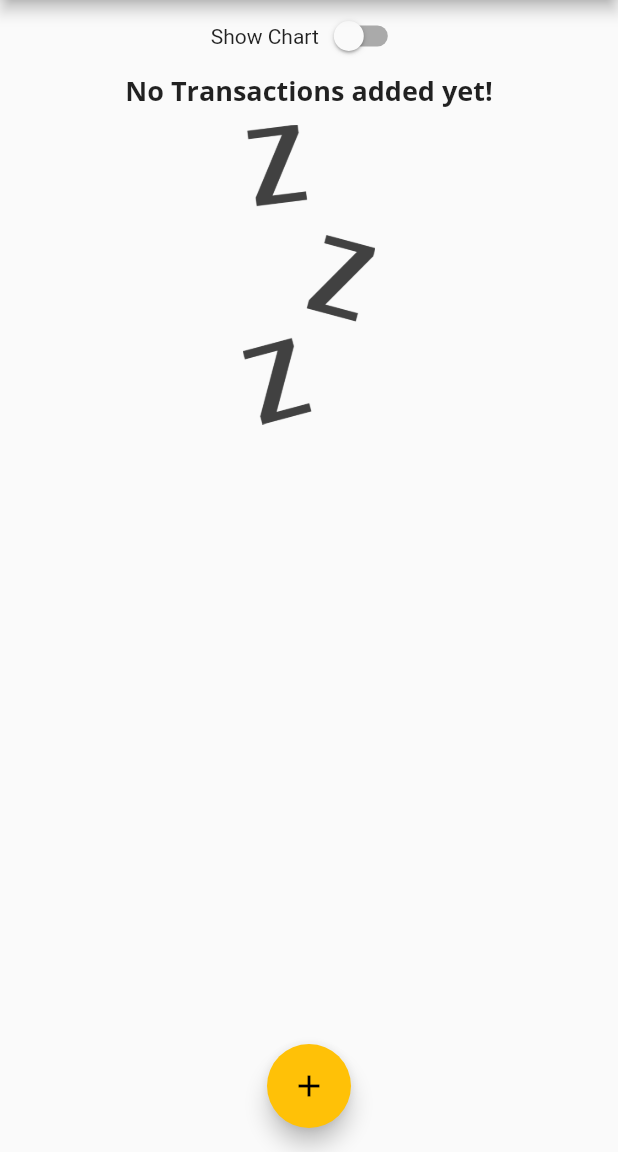
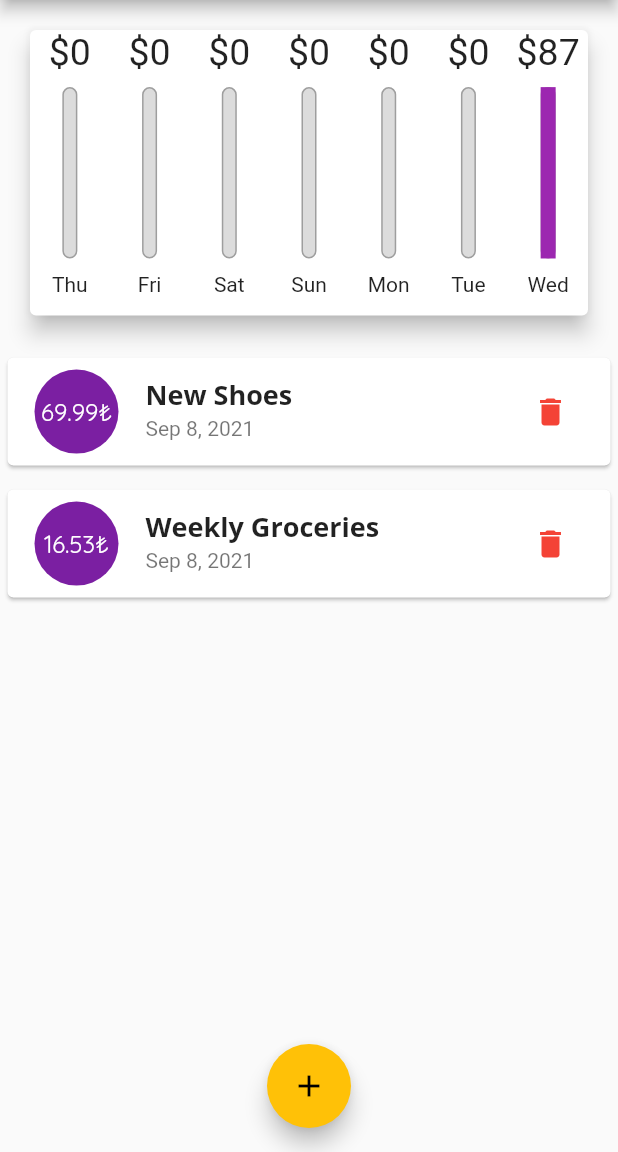
Before and after one commit to sarikayarslan/-Flutter-PersonalExpenses, a Flutter app: the screen it shows after launch, on a phone screen of 412 x 824 dp, the part 84-1236 px from its top. Run offline on Flutter 3.47's test engine with Material 2 defaults, Android fonts, the phone set to English and light mode, and no system bars.

Commit message:
AdaptiveDeleteButton

```diff
--- a/lib/main.dart
+++ b/lib/main.dart
@@ -1,3 +1,4 @@
+import 'dart:io';
 import 'package:flutter/material.dart';
 import 'package:flutter/services.dart';
 import 'package:intl/intl.dart';
@@ -54,13 +55,13 @@ class MyHomePage extends StatefulWidget {
 
 class _MyHomePageState extends State<MyHomePage> {
   final List<Transaction> _userTransactions = [
-    // Transaction(
-    //     id: 't1', title: 'New Shoes', amount: 69.99, date: DateTime.now()),
-    // Transaction(
-    //     id: 't2',
-    //     title: 'Weekly Groceries',
-    //     amount: 16.53,
-    //     date: DateTime.now())
+    Transaction(
+        id: 't1', title: 'New Shoes', amount: 69.99, date: DateTime.now()),
+    Transaction(
+        id: 't2',
+        title: 'Weekly Groceries',
+        amount: 16.53,
+        date: DateTime.now())
   ];
   bool _showChart = false;
   List<Transaction> get _recentTransactions {
@@ -92,8 +93,7 @@ class _MyHomePageState extends State<MyHomePage> {
           return GestureDetector(
               onTap: () {},
               behavior: HitTestBehavior.opaque,
-              child: SingleChildScrollView(
-                  child: NewTransaction(_addNewTransaction)));
+              child: NewTransaction(_addNewTransaction));
         });
   }
 
@@ -105,6 +105,8 @@ class _MyHomePageState extends State<MyHomePage> {
 
   @override
   Widget build(BuildContext context) {
+    final isLandscape =
+        MediaQuery.of(context).orientation == Orientation.landscape;
     final appBar = AppBar(
       title: Text("Personal Expenses"),
       actions: [
@@ -113,6 +115,11 @@ class _MyHomePageState extends State<MyHomePage> {
             icon: Icon(Icons.add))
       ],
     );
+    final txListWidget = Container(
+        height:
+            (MediaQuery.of(context).size.height - appBar.preferredSize.height) *
+                0.7,
+        child: TransactionList(_userTransactions, _deleteTransaction));
     return Scaffold(
       appBar: appBar,
       body: SingleChildScrollView(
@@ -120,6 +127,7 @@ class _MyHomePageState extends State<MyHomePage> {
           // mainAxisAlignment: MainAxisAlignment.start,
           crossAxisAlignment: CrossAxisAlignment.stretch,
           children: [
+            if (isLandscape)
               Row(
                 mainAxisAlignment: MainAxisAlignment.center,
                 children: [
@@ -133,25 +141,32 @@ class _MyHomePageState extends State<MyHomePage> {
                       })
                 ],
               ),
-            _showChart
-                ? Container(
-
+            if (!isLandscape)
+              Container(
                 height: (MediaQuery.of(context).size.height -
                         appBar.preferredSize.height -
                         MediaQuery.of(context).padding.top) *
                     0.3,
-                    child: Chart(_recentTransactions))
-                : Container(
+                child: Chart(_recentTransactions),
+              ),
+            if (!isLandscape) txListWidget,
+            if (isLandscape)
+              _showChart
+                  ? Container(
                       height: (MediaQuery.of(context).size.height -
-                            appBar.preferredSize.height) *
+                              appBar.preferredSize.height -
+                              MediaQuery.of(context).padding.top) *
                           0.7,
-                    child:
-                        TransactionList(_userTransactions, _deleteTransaction)),
+                      child: Chart(_recentTransactions),
+                    )
+                  : txListWidget
           ],
         ),
       ),
       floatingActionButtonLocation: FloatingActionButtonLocation.centerFloat,
-      floatingActionButton: FloatingActionButton(
+      floatingActionButton: Platform.isIOS
+          ? Container()
+          : FloatingActionButton(
               onPressed: () => _startAddNewTransaction(context),
               child: Icon(Icons.add),
             ),
--- a/lib/widgets/new_transaction.dart
+++ b/lib/widgets/new_transaction.dart
@@ -16,16 +16,16 @@ class _NewTransactionState extends State<NewTransaction> {
   DateTime? _selectedDate;
 
   void _submitData() {
-    if(_amountController.text.isEmpty){
+    if (_amountController.text.isEmpty) {
       return;
     }
     final enteredTitle = _titleController.text;
     final enteredAmount = double.parse(_amountController.text);
-    if (enteredTitle.isEmpty || enteredAmount <= 0 || _selectedDate==null) {
+    if (enteredTitle.isEmpty || enteredAmount <= 0 || _selectedDate == null) {
       return;
     }
 
-    widget.addTx(enteredTitle, enteredAmount,_selectedDate);
+    widget.addTx(enteredTitle, enteredAmount, _selectedDate);
     Navigator.of(context).pop();
   }
 
@@ -48,10 +48,15 @@ class _NewTransactionState extends State<NewTransaction> {
 
   @override
   Widget build(BuildContext context) {
-    return Card(
+    return SingleChildScrollView(
+      child: Card(
         elevation: 5,
         child: Container(
-        padding: EdgeInsets.all(10),
+          padding: EdgeInsets.only(
+              top: 10,
+              left: 10,
+              right: 10,
+              bottom: MediaQuery.of(context).viewInsets.bottom + 10),
           child: Column(
             crossAxisAlignment: CrossAxisAlignment.end,
             children: <Widget>[
@@ -75,7 +80,8 @@ class _NewTransactionState extends State<NewTransaction> {
                     Expanded(
                       child: Text(_selectedDate == null
                           ? 'No Date Chosen!'
-                        : "Picked Date : " +DateFormat.yMd().format(_selectedDate!)),
+                          : "Picked Date : " +
+                              DateFormat.yMd().format(_selectedDate!)),
                     ),
                     FlatButton(
                       onPressed: _presentDatePicker,
@@ -101,6 +107,7 @@ class _NewTransactionState extends State<NewTransaction> {
             ],
           ),
         ),
+      ),
     );
   }
 }
--- a/lib/widgets/transaction_list.dart
+++ b/lib/widgets/transaction_list.dart
@@ -13,7 +13,8 @@ class TransactionList extends StatelessWidget {
     return Container(
       height: MediaQuery.of(context).size.height * 0.6,
       child: transactions.isEmpty
-          ? Column(
+          ? LayoutBuilder(builder: (ctx, constraints) {
+              return Column(
                 children: [
                   Text(
                     "No Transactions added yet!",
@@ -23,14 +24,15 @@ class TransactionList extends StatelessWidget {
                     height: 10,
                   ),
                   Container(
-                  height: 200,
+                    height: constraints.maxHeight * 0.6,
                     child: Image.asset(
                       'assets/images/waiting.png',
                       fit: BoxFit.cover,
                     ),
                   ),
                 ],
-            )
+              );
+            })
           : ListView.builder(
               itemBuilder: (context, index) {
                 // return Card(
@@ -84,7 +86,19 @@ class TransactionList extends StatelessWidget {
                     ),
                     subtitle: Text(
                         DateFormat.yMMMd().format(transactions[index].date)),
-                    trailing: IconButton(
+                    trailing: MediaQuery.of(context).size.width > 460
+                        ? FlatButton.icon(
+                            label: Text(
+                              'Delete',
+                            ),
+                            onPressed: () => deleteTx(transactions[index].id),
+                            icon: Icon(
+                              Icons.delete,
+                              color: Theme.of(context).errorColor,
+                            ),
+                            // color: Theme.of(context).errorColor,
+                          )
+                        : IconButton(
                             icon: Icon(Icons.delete),
                             color: Theme.of(context).errorColor,
                             onPressed: () => deleteTx(transactions[index].id)),
```
Lines whose indentation alone changed are shown as unchanged.
